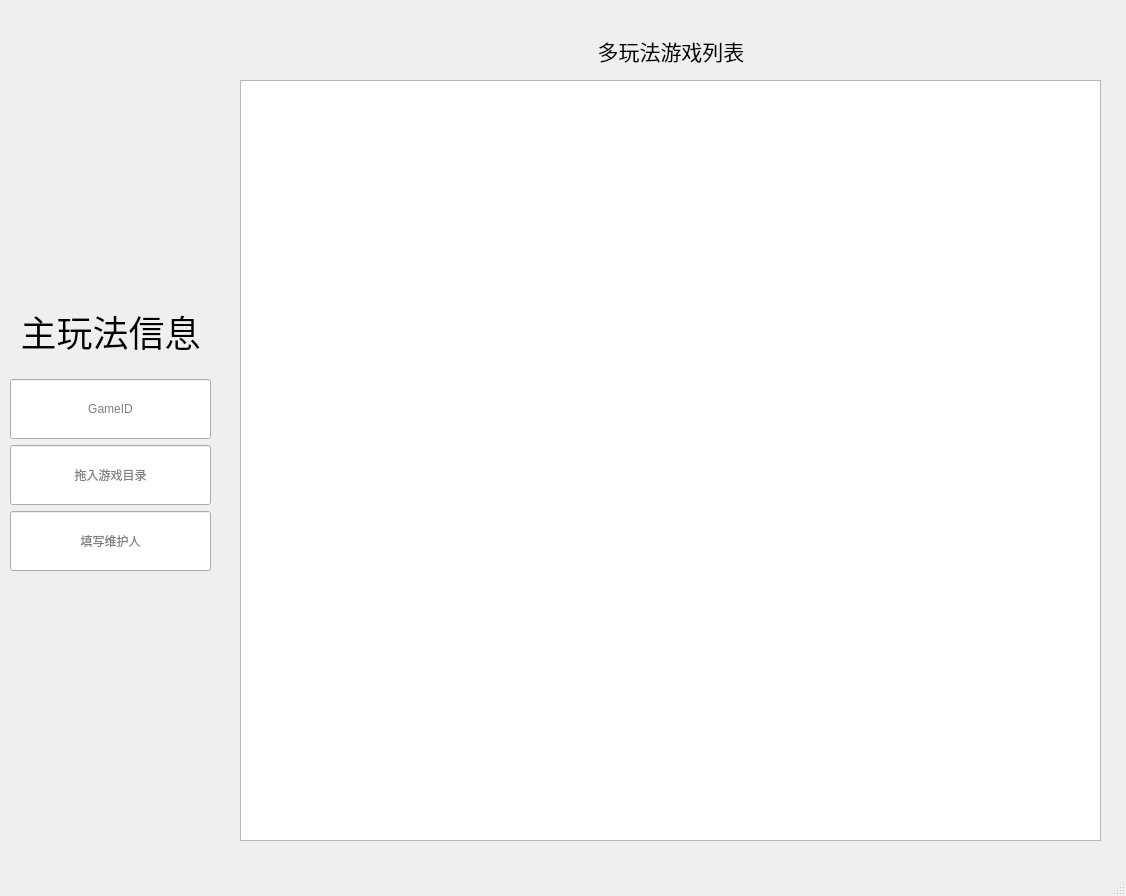
This is MainWindow.ui in NiceTry12138/DbtMoreGame as Qt 5 draws it before an edit. The edited form follows.
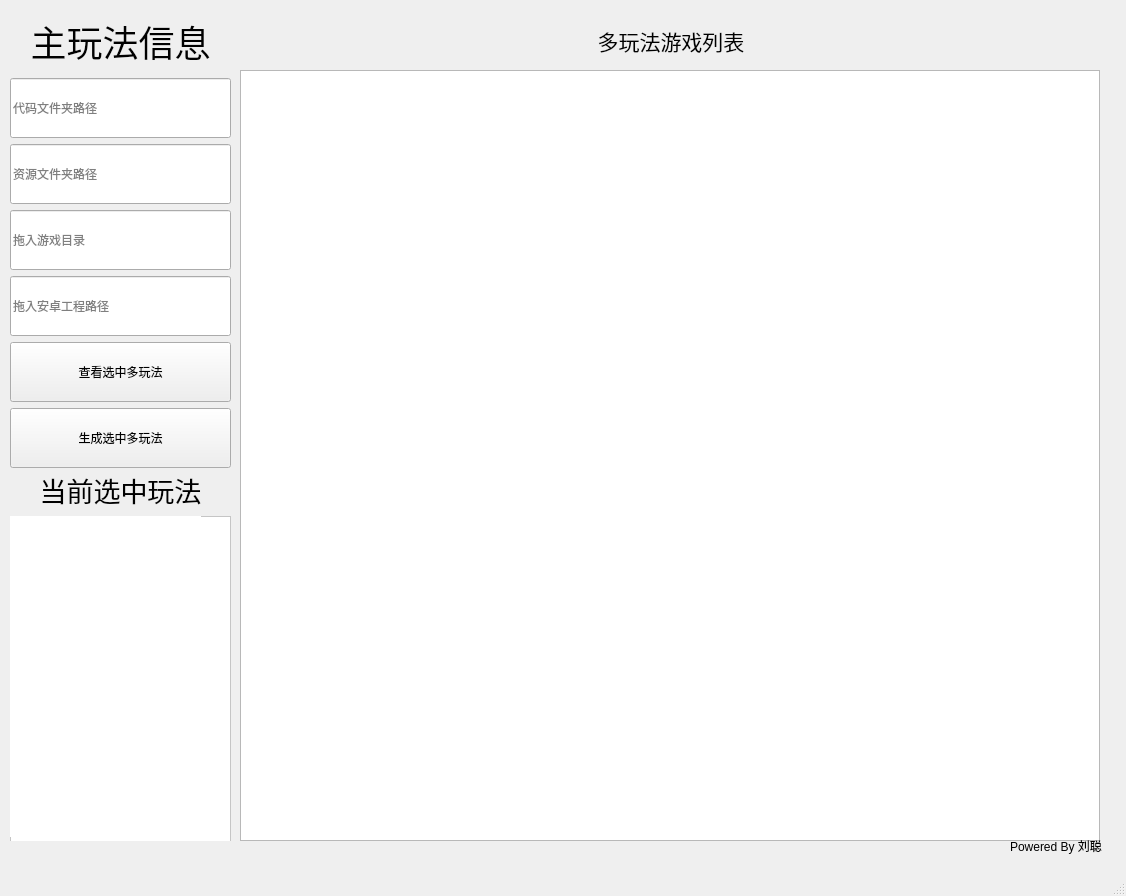
This is the edited form.

Patch:
```diff
--- a/MainWindow.ui
+++ b/MainWindow.ui
@@ -18,9 +18,9 @@
     <property name="geometry">
      <rect>
       <x>10</x>
-      <y>290</y>
-      <width>201</width>
-      <height>281</height>
+      <y>10</y>
+      <width>221</width>
+      <height>458</height>
      </rect>
     </property>
     <layout class="QVBoxLayout" name="MainGameLayout">
@@ -54,10 +54,26 @@
         </size>
        </property>
        <property name="alignment">
-        <set>Qt::AlignCenter</set>
+        <set>Qt::AlignLeading|Qt::AlignLeft|Qt::AlignVCenter</set>
        </property>
        <property name="placeholderText">
-        <string>GameID</string>
+        <string>代码文件夹路径</string>
+       </property>
+       <property name="cursorMoveStyle">
+        <enum>Qt::VisualMoveStyle</enum>
+       </property>
+      </widget>
+     </item>
+     <item>
+      <widget class="QLineEdit" name="GameResourcePath">
+       <property name="minimumSize">
+        <size>
+         <width>0</width>
+         <height>60</height>
+        </size>
+       </property>
+       <property name="placeholderText">
+        <string>资源文件夹路径</string>
        </property>
       </widget>
      </item>
@@ -70,7 +86,7 @@
         </size>
        </property>
        <property name="alignment">
-        <set>Qt::AlignCenter</set>
+        <set>Qt::AlignLeading|Qt::AlignLeft|Qt::AlignVCenter</set>
        </property>
        <property name="placeholderText">
         <string>拖入游戏目录</string>
@@ -86,10 +102,36 @@
         </size>
        </property>
        <property name="alignment">
-        <set>Qt::AlignCenter</set>
+        <set>Qt::AlignLeading|Qt::AlignLeft|Qt::AlignVCenter</set>
        </property>
        <property name="placeholderText">
-        <string>填写维护人</string>
+        <string>拖入安卓工程路径</string>
+       </property>
+      </widget>
+     </item>
+     <item>
+      <widget class="QPushButton" name="pushButton_2">
+       <property name="minimumSize">
+        <size>
+         <width>0</width>
+         <height>60</height>
+        </size>
+       </property>
+       <property name="text">
+        <string>查看选中多玩法</string>
+       </property>
+      </widget>
+     </item>
+     <item>
+      <widget class="QPushButton" name="pushButton">
+       <property name="minimumSize">
+        <size>
+         <width>0</width>
+         <height>60</height>
+        </size>
+       </property>
+       <property name="text">
+        <string>生成选中多玩法</string>
        </property>
       </widget>
      </item>
@@ -99,9 +141,9 @@
     <property name="geometry">
      <rect>
       <x>240</x>
-      <y>20</y>
+      <y>10</y>
       <width>861</width>
-      <height>821</height>
+      <height>831</height>
      </rect>
     </property>
     <widget class="QWidget" name="horizontalLayoutWidget">
@@ -168,12 +210,84 @@
       <rect>
        <x>0</x>
        <y>60</y>
-       <width>861</width>
-       <height>761</height>
+       <width>860</width>
+       <height>771</height>
       </rect>
      </property>
     </widget>
    </widget>
+   <widget class="QWidget" name="verticalLayoutWidget_2">
+    <property name="geometry">
+     <rect>
+      <x>10</x>
+      <y>470</y>
+      <width>221</width>
+      <height>371</height>
+     </rect>
+    </property>
+    <layout class="QVBoxLayout" name="verticalLayout">
+     <item>
+      <widget class="QLabel" name="label_2">
+       <property name="font">
+        <font>
+         <pointsize>20</pointsize>
+        </font>
+       </property>
+       <property name="text">
+        <string>当前选中玩法</string>
+       </property>
+       <property name="alignment">
+        <set>Qt::AlignCenter</set>
+       </property>
+      </widget>
+     </item>
+     <item>
+      <widget class="QFrame" name="ShowSelectLabel">
+       <property name="minimumSize">
+        <size>
+         <width>0</width>
+         <height>330</height>
+        </size>
+       </property>
+       <property name="styleSheet">
+        <string notr="true">background-color:#ffffff;</string>
+       </property>
+       <property name="frameShape">
+        <enum>QFrame::StyledPanel</enum>
+       </property>
+       <property name="frameShadow">
+        <enum>QFrame::Raised</enum>
+       </property>
+       <widget class="QLabel" name="selecttInfosLabel">
+        <property name="geometry">
+         <rect>
+          <x>0</x>
+          <y>0</y>
+          <width>191</width>
+          <height>321</height>
+         </rect>
+        </property>
+        <property name="text">
+         <string/>
+        </property>
+       </widget>
+      </widget>
+     </item>
+    </layout>
+   </widget>
+   <widget class="QLabel" name="label_4">
+    <property name="geometry">
+     <rect>
+      <x>1010</x>
+      <y>820</y>
+      <width>101</width>
+      <height>51</height>
+     </rect>
+    </property>
+    <property name="text">
+     <string>Powered By 刘聪</string>
+    </property>
+   </widget>
   </widget>
   <widget class="QMenuBar" name="menubar">
    <property name="geometry">
```
Left out of the diff: 4 changed lines with no effect on the pictures.
